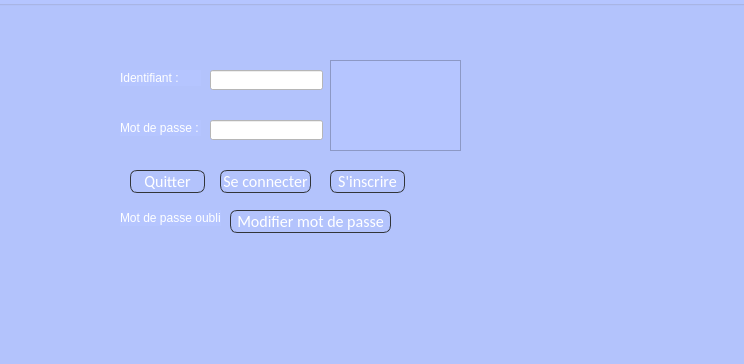
Before: the Qt Designer form mainwindow.ui in ahmedmanaa21/Projet2A10_SmartCinema, drawn with Qt 5.
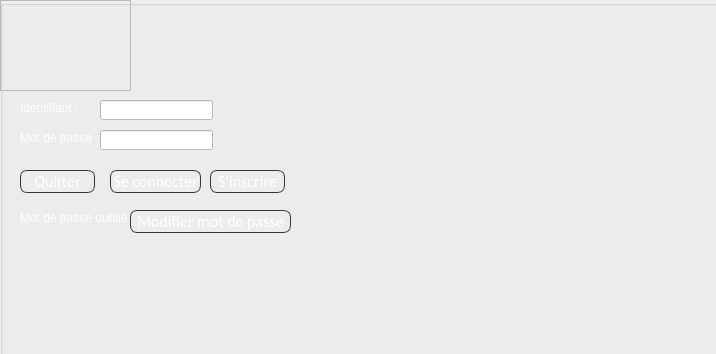
After: the same form once the commit is applied. Icons and pictures are not drawn.

Diff of the .ui file:
```diff
--- a/mainwindow.ui
+++ b/mainwindow.ui
@@ -6,26 +6,28 @@
    <rect>
     <x>0</x>
     <y>0</y>
-    <width>744</width>
-    <height>364</height>
+    <width>716</width>
+    <height>354</height>
    </rect>
   </property>
   <property name="windowTitle">
    <string>MainWindow</string>
   </property>
+  <property name="styleSheet">
+   <string notr="true"/>
+  </property>
   <widget class="QWidget" name="centralwidget">
    <widget class="QGroupBox" name="groupBox">
     <property name="geometry">
      <rect>
-      <x>-20</x>
+      <x>0</x>
       <y>0</y>
-      <width>771</width>
+      <width>721</width>
       <height>381</height>
      </rect>
     </property>
     <property name="styleSheet">
-     <string notr="true">background-color: rgb(181, 197, 255);
-background-image: url(:/background.jpg);</string>
+     <string notr="true">background-image: url(:/authb.jpg);</string>
     </property>
     <property name="title">
      <string/>
@@ -33,8 +35,8 @@
     <widget class="QLabel" name="label_2">
      <property name="geometry">
       <rect>
-       <x>140</x>
-       <y>70</y>
+       <x>20</x>
+       <y>100</y>
        <width>81</width>
        <height>16</height>
       </rect>
@@ -49,8 +51,8 @@
     <widget class="QLabel" name="label_3">
      <property name="geometry">
       <rect>
-       <x>140</x>
-       <y>120</y>
+       <x>20</x>
+       <y>130</y>
        <width>81</width>
        <height>16</height>
       </rect>
@@ -65,8 +67,8 @@
     <widget class="QLineEdit" name="lineEdit_loginid">
      <property name="geometry">
       <rect>
-       <x>230</x>
-       <y>70</y>
+       <x>100</x>
+       <y>100</y>
        <width>113</width>
        <height>20</height>
       </rect>
@@ -79,8 +81,8 @@
     <widget class="QLineEdit" name="lineEdit_loginmdp">
      <property name="geometry">
       <rect>
-       <x>230</x>
-       <y>120</y>
+       <x>100</x>
+       <y>130</y>
        <width>113</width>
        <height>20</height>
       </rect>
@@ -99,7 +101,7 @@
     <widget class="QPushButton" name="pushButton_quiter1">
      <property name="geometry">
       <rect>
-       <x>150</x>
+       <x>20</x>
        <y>170</y>
        <width>75</width>
        <height>23</height>
@@ -139,7 +141,7 @@
     <widget class="QPushButton" name="pushButton_connecter">
      <property name="geometry">
       <rect>
-       <x>240</x>
+       <x>110</x>
        <y>170</y>
        <width>91</width>
        <height>23</height>
@@ -179,7 +181,7 @@
     <widget class="QPushButton" name="pushButton_inscrire">
      <property name="geometry">
       <rect>
-       <x>350</x>
+       <x>210</x>
        <y>170</y>
        <width>75</width>
        <height>23</height>
@@ -219,9 +221,9 @@
     <widget class="QLabel" name="label_4">
      <property name="geometry">
       <rect>
-       <x>140</x>
+       <x>20</x>
        <y>210</y>
-       <width>101</width>
+       <width>111</width>
        <height>16</height>
       </rect>
      </property>
@@ -235,7 +237,7 @@
     <widget class="QPushButton" name="pushButton_mdpoublie">
      <property name="geometry">
       <rect>
-       <x>250</x>
+       <x>130</x>
        <y>210</y>
        <width>161</width>
        <height>23</height>
@@ -275,8 +277,8 @@
     <widget class="QFrame" name="frame">
      <property name="geometry">
       <rect>
-       <x>350</x>
-       <y>60</y>
+       <x>0</x>
+       <y>0</y>
        <width>131</width>
        <height>91</height>
       </rect>
```
